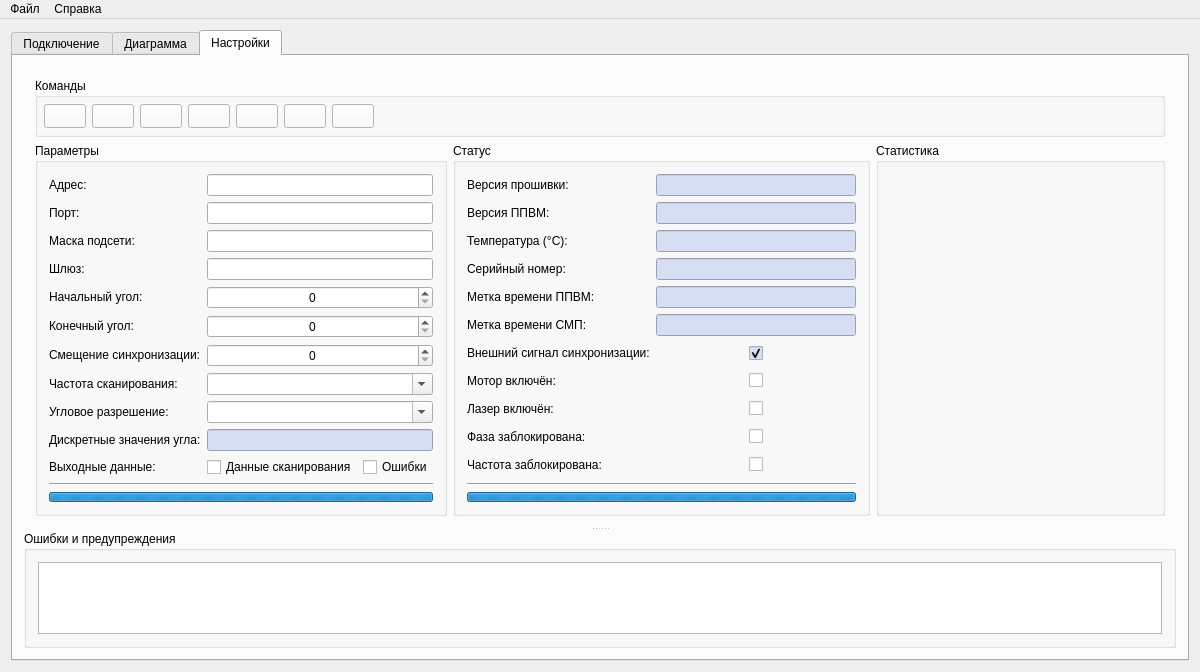
This is Source/window.ui in Grandbrain/Sensor as Qt 5 draws it before an edit. The edited form follows.
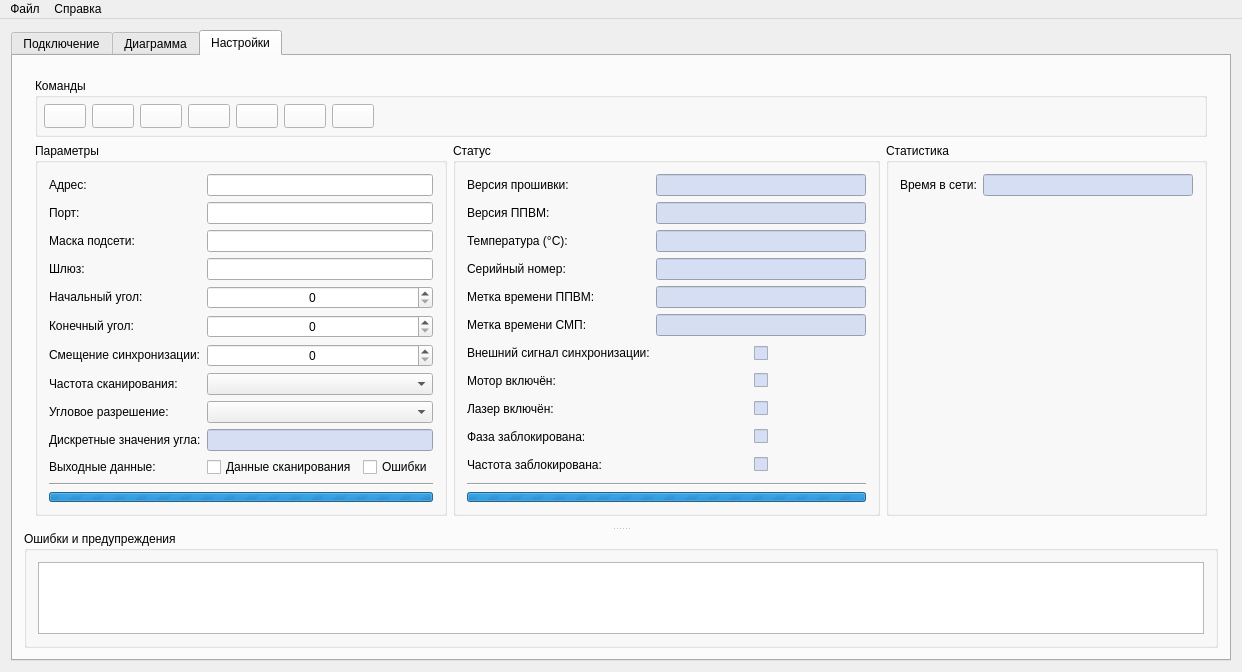
This is the edited form. Icons and pictures are not drawn.

Commit message: User interface has been improved

Diff of the .ui file:
```diff
--- a/Source/window.ui
+++ b/Source/window.ui
@@ -6,8 +6,8 @@
    <rect>
     <x>0</x>
     <y>0</y>
-    <width>1200</width>
-    <height>670</height>
+    <width>1138</width>
+    <height>626</height>
    </rect>
   </property>
   <property name="mouseTracking">
@@ -33,12 +33,6 @@
       <property name="currentIndex">
        <number>2</number>
       </property>
-      <property name="tabsClosable">
-       <bool>false</bool>
-      </property>
-      <property name="movable">
-       <bool>true</bool>
-      </property>
       <widget class="QWidget" name="tabConnection">
        <attribute name="title">
         <string>Подключение</string>
@@ -698,11 +692,7 @@
                 </widget>
                </item>
                <item row="8" column="1">
-                <widget class="QComboBox" name="comboAngularResolution">
-                 <property name="editable">
-                  <bool>true</bool>
-                 </property>
-                </widget>
+                <widget class="QComboBox" name="comboAngularResolution"/>
                </item>
                <item row="8" column="0">
                 <widget class="QLabel" name="labelAngularResolution">
@@ -718,11 +708,7 @@
                 </widget>
                </item>
                <item row="7" column="1">
-                <widget class="QComboBox" name="comboScanFrequency">
-                 <property name="editable">
-                  <bool>true</bool>
-                 </property>
-                </widget>
+                <widget class="QComboBox" name="comboScanFrequency"/>
                </item>
                <item row="7" column="0">
                 <widget class="QLabel" name="labelScanFrequency">
@@ -940,6 +926,97 @@
                      <verstretch>0</verstretch>
                     </sizepolicy>
                    </property>
+                   <property name="palette">
+                    <palette>
+                     <active>
+                      <colorrole role="Button">
+                       <brush brushstyle="SolidPattern">
+                        <color alpha="255">
+                         <red>213</red>
+                         <green>222</green>
+                         <blue>242</blue>
+                        </color>
+                       </brush>
+                      </colorrole>
+                      <colorrole role="Base">
+                       <brush brushstyle="SolidPattern">
+                        <color alpha="255">
+                         <red>213</red>
+                         <green>222</green>
+                         <blue>242</blue>
+                        </color>
+                       </brush>
+                      </colorrole>
+                      <colorrole role="Window">
+                       <brush brushstyle="SolidPattern">
+                        <color alpha="255">
+                         <red>213</red>
+                         <green>222</green>
+                         <blue>242</blue>
+                        </color>
+                       </brush>
+                      </colorrole>
+                     </active>
+                     <inactive>
+                      <colorrole role="Button">
+                       <brush brushstyle="SolidPattern">
+                        <color alpha="255">
+                         <red>213</red>
+                         <green>222</green>
+                         <blue>242</blue>
+                        </color>
+                       </brush>
+                      </colorrole>
+                      <colorrole role="Base">
+                       <brush brushstyle="SolidPattern">
+                        <color alpha="255">
+                         <red>213</red>
+                         <green>222</green>
+                         <blue>242</blue>
+                        </color>
+                       </brush>
+                      </colorrole>
+                      <colorrole role="Window">
+                       <brush brushstyle="SolidPattern">
+                        <color alpha="255">
+                         <red>213</red>
+                         <green>222</green>
+                         <blue>242</blue>
+                        </color>
+                       </brush>
+                      </colorrole>
+                     </inactive>
+                     <disabled>
+                      <colorrole role="Button">
+                       <brush brushstyle="SolidPattern">
+                        <color alpha="255">
+                         <red>213</red>
+                         <green>222</green>
+                         <blue>242</blue>
+                        </color>
+                       </brush>
+                      </colorrole>
+                      <colorrole role="Base">
+                       <brush brushstyle="SolidPattern">
+                        <color alpha="255">
+                         <red>213</red>
+                         <green>222</green>
+                         <blue>242</blue>
+                        </color>
+                       </brush>
+                      </colorrole>
+                      <colorrole role="Window">
+                       <brush brushstyle="SolidPattern">
+                        <color alpha="255">
+                         <red>213</red>
+                         <green>222</green>
+                         <blue>242</blue>
+                        </color>
+                       </brush>
+                      </colorrole>
+                     </disabled>
+                    </palette>
+                   </property>
                    <property name="mouseTracking">
                     <bool>false</bool>
                    </property>
@@ -1008,6 +1085,97 @@
                      <verstretch>0</verstretch>
                     </sizepolicy>
                    </property>
+                   <property name="palette">
+                    <palette>
+                     <active>
+                      <colorrole role="Button">
+                       <brush brushstyle="SolidPattern">
+                        <color alpha="255">
+                         <red>213</red>
+                         <green>222</green>
+                         <blue>242</blue>
+                        </color>
+                       </brush>
+                      </colorrole>
+                      <colorrole role="Base">
+                       <brush brushstyle="SolidPattern">
+                        <color alpha="255">
+                         <red>213</red>
+                         <green>222</green>
+                         <blue>242</blue>
+                        </color>
+                       </brush>
+                      </colorrole>
+                      <colorrole role="Window">
+                       <brush brushstyle="SolidPattern">
+                        <color alpha="255">
+                         <red>213</red>
+                         <green>222</green>
+                         <blue>242</blue>
+                        </color>
+                       </brush>
+                      </colorrole>
+                     </active>
+                     <inactive>
+                      <colorrole role="Button">
+                       <brush brushstyle="SolidPattern">
+                        <color alpha="255">
+                         <red>213</red>
+                         <green>222</green>
+                         <blue>242</blue>
+                        </color>
+                       </brush>
+                      </colorrole>
+                      <colorrole role="Base">
+                       <brush brushstyle="SolidPattern">
+                        <color alpha="255">
+                         <red>213</red>
+                         <green>222</green>
+                         <blue>242</blue>
+                        </color>
+                       </brush>
+                      </colorrole>
+                      <colorrole role="Window">
+                       <brush brushstyle="SolidPattern">
+                        <color alpha="255">
+                         <red>213</red>
+                         <green>222</green>
+                         <blue>242</blue>
+                        </color>
+                       </brush>
+                      </colorrole>
+                     </inactive>
+                     <disabled>
+                      <colorrole role="Button">
+                       <brush brushstyle="SolidPattern">
+                        <color alpha="255">
+                         <red>213</red>
+                         <green>222</green>
+                         <blue>242</blue>
+                        </color>
+                       </brush>
+                      </colorrole>
+                      <colorrole role="Base">
+                       <brush brushstyle="SolidPattern">
+                        <color alpha="255">
+                         <red>213</red>
+                         <green>222</green>
+                         <blue>242</blue>
+                        </color>
+                       </brush>
+                      </colorrole>
+                      <colorrole role="Window">
+                       <brush brushstyle="SolidPattern">
+                        <color alpha="255">
+                         <red>213</red>
+                         <green>222</green>
+                         <blue>242</blue>
+                        </color>
+                       </brush>
+                      </colorrole>
+                     </disabled>
+                    </palette>
+                   </property>
                    <property name="mouseTracking">
                     <bool>false</bool>
                    </property>
@@ -1130,6 +1298,9 @@
                  <property name="alignment">
                   <set>Qt::AlignCenter</set>
                  </property>
+                 <property name="readOnly">
+                  <bool>true</bool>
+                 </property>
                 </widget>
                </item>
                <item row="4" column="1">
@@ -1228,6 +1399,9 @@
                  <property name="alignment">
                   <set>Qt::AlignCenter</set>
                  </property>
+                 <property name="readOnly">
+                  <bool>true</bool>
+                 </property>
                 </widget>
                </item>
                <item row="3" column="0">
@@ -1378,6 +1552,9 @@
                  <property name="alignment">
                   <set>Qt::AlignCenter</set>
                  </property>
+                 <property name="readOnly">
+                  <bool>true</bool>
+                 </property>
                 </widget>
                </item>
                <item row="5" column="1">
@@ -1476,6 +1653,9 @@
                  <property name="alignment">
                   <set>Qt::AlignCenter</set>
                  </property>
+                 <property name="readOnly">
+                  <bool>true</bool>
+                 </property>
                 </widget>
                </item>
                <item row="0" column="0">
@@ -1495,7 +1675,7 @@
                 <widget class="QLineEdit" name="editFirmwareVersion">
                  <property name="minimumSize">
                   <size>
-                   <width>200</width>
+                   <width>210</width>
                    <height>0</height>
                   </size>
                  </property>
@@ -1710,6 +1890,9 @@
                  <property name="alignment">
                   <set>Qt::AlignCenter</set>
                  </property>
+                 <property name="readOnly">
+                  <bool>true</bool>
+                 </property>
                 </widget>
                </item>
                <item row="2" column="0">
@@ -1854,9 +2037,6 @@
                    <property name="contextMenuPolicy">
                     <enum>Qt::NoContextMenu</enum>
                    </property>
-                   <property name="checked">
-                    <bool>true</bool>
-                   </property>
                   </widget>
                  </item>
                  <item>
@@ -1903,6 +2083,97 @@
                      <verstretch>0</verstretch>
                     </sizepolicy>
                    </property>
+                   <property name="palette">
+                    <palette>
+                     <active>
+                      <colorrole role="Button">
+                       <brush brushstyle="SolidPattern">
+                        <color alpha="255">
+                         <red>213</red>
+                         <green>222</green>
+                         <blue>242</blue>
+                        </color>
+                       </brush>
+                      </colorrole>
+                      <colorrole role="Base">
+                       <brush brushstyle="SolidPattern">
+                        <color alpha="255">
+                         <red>213</red>
+                         <green>222</green>
+                         <blue>242</blue>
+                        </color>
+                       </brush>
+                      </colorrole>
+                      <colorrole role="Window">
+                       <brush brushstyle="SolidPattern">
+                        <color alpha="255">
+                         <red>213</red>
+                         <green>222</green>
+                         <blue>242</blue>
+                        </color>
+                       </brush>
+                      </colorrole>
+                     </active>
+                     <inactive>
+                      <colorrole role="Button">
+                       <brush brushstyle="SolidPattern">
+                        <color alpha="255">
+                         <red>213</red>
+                         <green>222</green>
+                         <blue>242</blue>
+                        </color>
+                       </brush>
+                      </colorrole>
+                      <colorrole role="Base">
+                       <brush brushstyle="SolidPattern">
+                        <color alpha="255">
+                         <red>213</red>
+                         <green>222</green>
+                         <blue>242</blue>
+                        </color>
+                       </brush>
+                      </colorrole>
+                      <colorrole role="Window">
+                       <brush brushstyle="SolidPattern">
+                        <color alpha="255">
+                         <red>213</red>
+                         <green>222</green>
+                         <blue>242</blue>
+                        </color>
+                       </brush>
+                      </colorrole>
+                     </inactive>
+                     <disabled>
+                      <colorrole role="Button">
+                       <brush brushstyle="SolidPattern">
+                        <color alpha="255">
+                         <red>213</red>
+                         <green>222</green>
+                         <blue>242</blue>
+                        </color>
+                       </brush>
+                      </colorrole>
+                      <colorrole role="Base">
+                       <brush brushstyle="SolidPattern">
+                        <color alpha="255">
+                         <red>213</red>
+                         <green>222</green>
+                         <blue>242</blue>
+                        </color>
+                       </brush>
+                      </colorrole>
+                      <colorrole role="Window">
+                       <brush brushstyle="SolidPattern">
+                        <color alpha="255">
+                         <red>213</red>
+                         <green>222</green>
+                         <blue>242</blue>
+                        </color>
+                       </brush>
+                      </colorrole>
+                     </disabled>
+                    </palette>
+                   </property>
                    <property name="mouseTracking">
                     <bool>false</bool>
                    </property>
@@ -2022,6 +2293,97 @@
                      <verstretch>0</verstretch>
                     </sizepolicy>
                    </property>
+                   <property name="palette">
+                    <palette>
+                     <active>
+                      <colorrole role="Button">
+                       <brush brushstyle="SolidPattern">
+                        <color alpha="255">
+                         <red>213</red>
+                         <green>222</green>
+                         <blue>242</blue>
+                        </color>
+                       </brush>
+                      </colorrole>
+                      <colorrole role="Base">
+                       <brush brushstyle="SolidPattern">
+                        <color alpha="255">
+                         <red>213</red>
+                         <green>222</green>
+                         <blue>242</blue>
+                        </color>
+                       </brush>
+                      </colorrole>
+                      <colorrole role="Window">
+                       <brush brushstyle="SolidPattern">
+                        <color alpha="255">
+                         <red>213</red>
+                         <green>222</green>
+                         <blue>242</blue>
+                        </color>
+                       </brush>
+                      </colorrole>
+                     </active>
+                     <inactive>
+                      <colorrole role="Button">
+                       <brush brushstyle="SolidPattern">
+                        <color alpha="255">
+                         <red>213</red>
+                         <green>222</green>
+                         <blue>242</blue>
+                        </color>
+                       </brush>
+                      </colorrole>
+                      <colorrole role="Base">
+                       <brush brushstyle="SolidPattern">
+                        <color alpha="255">
+                         <red>213</red>
+                         <green>222</green>
+                         <blue>242</blue>
+                        </color>
+                       </brush>
+                      </colorrole>
+                      <colorrole role="Window">
+                       <brush brushstyle="SolidPattern">
+                        <color alpha="255">
+                         <red>213</red>
+                         <green>222</green>
+                         <blue>242</blue>
+                        </color>
+                       </brush>
+                      </colorrole>
+                     </inactive>
+                     <disabled>
+                      <colorrole role="Button">
+                       <brush brushstyle="SolidPattern">
+                        <color alpha="255">
+                         <red>213</red>
+                         <green>222</green>
+                         <blue>242</blue>
+                        </color>
+                       </brush>
+                      </colorrole>
+                      <colorrole role="Base">
+                       <brush brushstyle="SolidPattern">
+                        <color alpha="255">
+                         <red>213</red>
+                         <green>222</green>
+                         <blue>242</blue>
+                        </color>
+                       </brush>
+                      </colorrole>
+                      <colorrole role="Window">
+                       <brush brushstyle="SolidPattern">
+                        <color alpha="255">
+                         <red>213</red>
+                         <green>222</green>
+                         <blue>242</blue>
+                        </color>
+                       </brush>
+                      </colorrole>
+                     </disabled>
+                    </palette>
+                   </property>
                    <property name="mouseTracking">
                     <bool>false</bool>
                    </property>
@@ -2082,7 +2444,153 @@
               <property name="title">
                <string>Статистика</string>
               </property>
-              <layout class="QGridLayout" name="layoutStatistics"/>
+              <layout class="QGridLayout" name="layoutStatistics">
+               <item row="0" column="0">
+                <widget class="QLabel" name="labelTime">
+                 <property name="sizePolicy">
+                  <sizepolicy hsizetype="Fixed" vsizetype="Fixed">
+                   <horstretch>0</horstretch>
+                   <verstretch>0</verstretch>
+                  </sizepolicy>
+                 </property>
+                 <property name="text">
+                  <string>Время в сети:</string>
+                 </property>
+                </widget>
+               </item>
+               <item row="0" column="1">
+                <widget class="QLineEdit" name="editTime">
+                 <property name="minimumSize">
+                  <size>
+                   <width>210</width>
+                   <height>0</height>
+                  </size>
+                 </property>
+                 <property name="palette">
+                  <palette>
+                   <active>
+                    <colorrole role="Button">
+                     <brush brushstyle="SolidPattern">
+                      <color alpha="255">
+                       <red>213</red>
+                       <green>222</green>
+                       <blue>242</blue>
+                      </color>
+                     </brush>
+                    </colorrole>
+                    <colorrole role="Base">
+                     <brush brushstyle="SolidPattern">
+                      <color alpha="255">
+                       <red>213</red>
+                       <green>222</green>
+                       <blue>242</blue>
+                      </color>
+                     </brush>
+                    </colorrole>
+                    <colorrole role="Window">
+                     <brush brushstyle="SolidPattern">
+                      <color alpha="255">
+                       <red>213</red>
+                       <green>222</green>
+                       <blue>242</blue>
+                      </color>
+                     </brush>
+                    </colorrole>
+                   </active>
+                   <inactive>
+                    <colorrole role="Button">
+                     <brush brushstyle="SolidPattern">
+                      <color alpha="255">
+                       <red>213</red>
+                       <green>222</green>
+                       <blue>242</blue>
+                      </color>
+                     </brush>
+                    </colorrole>
+                    <colorrole role="Base">
+                     <brush brushstyle="SolidPattern">
+                      <color alpha="255">
+                       <red>213</red>
+                       <green>222</green>
+                       <blue>242</blue>
+                      </color>
+                     </brush>
+                    </colorrole>
+                    <colorrole role="Window">
+                     <brush brushstyle="SolidPattern">
+                      <color alpha="255">
+                       <red>213</red>
+                       <green>222</green>
+                       <blue>242</blue>
+                      </color>
+                     </brush>
+                    </colorrole>
+                   </inactive>
+                   <disabled>
+                    <colorrole role="Button">
+                     <brush brushstyle="SolidPattern">
+                      <color alpha="255">
+                       <red>213</red>
+                       <green>222</green>
+                       <blue>242</blue>
+                      </color>
+                     </brush>
+                    </colorrole>
+                    <colorrole role="Base">
+                     <brush brushstyle="SolidPattern">
+                      <color alpha="255">
+                       <red>213</red>
+                       <green>222</green>
+                       <blue>242</blue>
+                      </color>
+                     </brush>
+                    </colorrole>
+                    <colorrole role="Window">
+                     <brush brushstyle="SolidPattern">
+                      <color alpha="255">
+                       <red>213</red>
+                       <green>222</green>
+                       <blue>242</blue>
+                      </color>
+                     </brush>
+                    </colorrole>
+                   </disabled>
+                  </palette>
+                 </property>
+                 <property name="mouseTracking">
+                  <bool>false</bool>
+                 </property>
+                 <property name="focusPolicy">
+                  <enum>Qt::NoFocus</enum>
+                 </property>
+                 <property name="contextMenuPolicy">
+                  <enum>Qt::NoContextMenu</enum>
+                 </property>
+                 <property name="acceptDrops">
+                  <bool>false</bool>
+                 </property>
+                 <property name="alignment">
+                  <set>Qt::AlignCenter</set>
+                 </property>
+                 <property name="readOnly">
+                  <bool>true</bool>
+                 </property>
+                </widget>
+               </item>
+               <item row="1" column="0" colspan="2">
+                <spacer name="spacer17">
+                 <property name="orientation">
+                  <enum>Qt::Vertical</enum>
+                 </property>
+                 <property name="sizeHint" stdset="0">
+                  <size>
+                   <width>20</width>
+                   <height>40</height>
+                  </size>
+                 </property>
+                </spacer>
+               </item>
+              </layout>
              </widget>
             </item>
            </layout>
@@ -2116,7 +2624,7 @@
     <rect>
      <x>0</x>
      <y>0</y>
-     <width>1200</width>
+     <width>1138</width>
      <height>21</height>
     </rect>
    </property>
```
Left out of the diff: 199 changed lines with no effect on the pictures. The commit also changes 1 other file.
